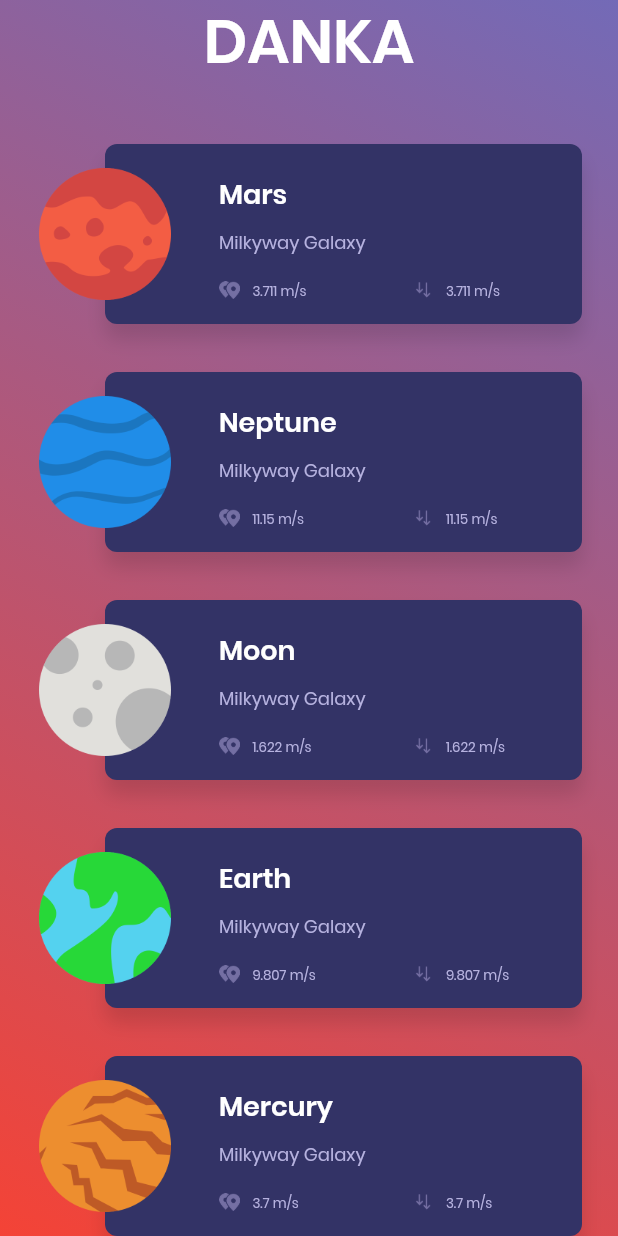
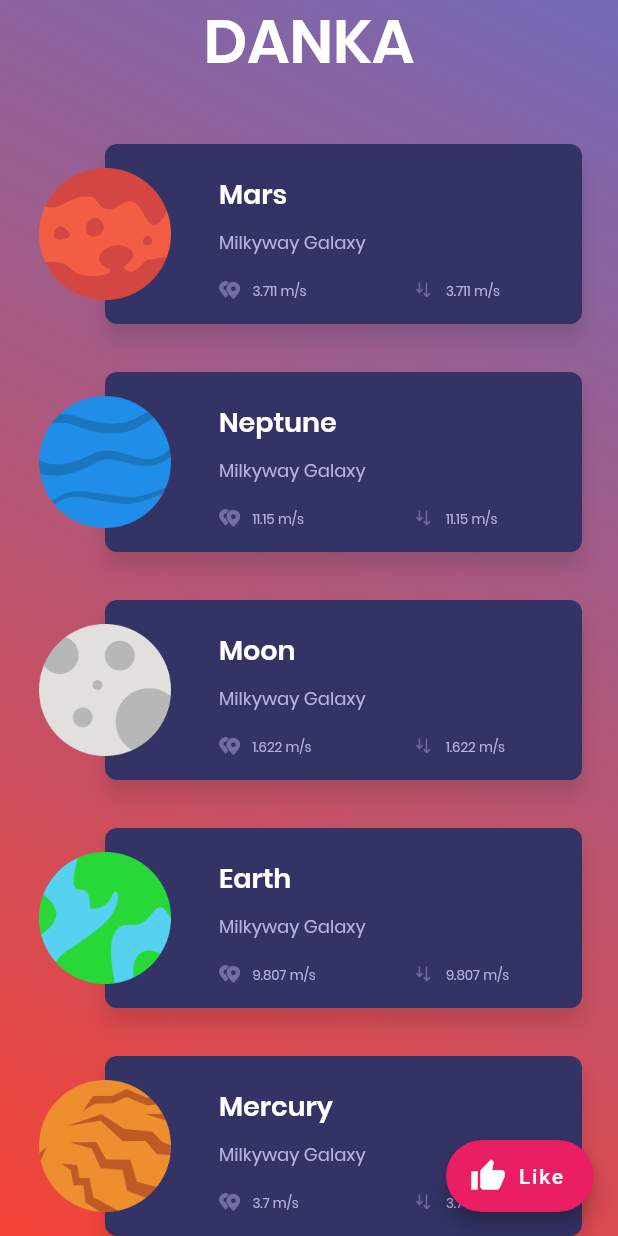
Before and after one commit to Dev-Beom/DJ, a Flutter app: the screen it shows after launch, on a phone screen of 412 x 824 dp. Run offline on Flutter 3.47's test engine with Material 2 defaults, Android fonts, the phone set to English and light mode, and no system bars.

Commit message:
Add FAB
Add FAB

```diff
--- a/dj_app/lib/src/HomePage.dart
+++ b/dj_app/lib/src/HomePage.dart
@@ -28,6 +28,12 @@ class _HomePageState extends State<HomePage> {
           HomePageBody(),
         ],
       ),
+      floatingActionButton: FloatingActionButton.extended(
+        onPressed: () {},
+        label: Text('Like'),
+        icon: Icon(Icons.thumb_up),
+        backgroundColor: Colors.pink,
+      ),
     );
   }
 }
```
